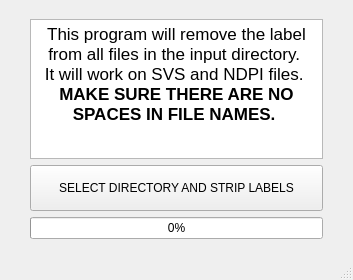
Above: scripts/MainWindow_layout.ui from c-arthurs/labelstrip before the change. Below: the same form after it.
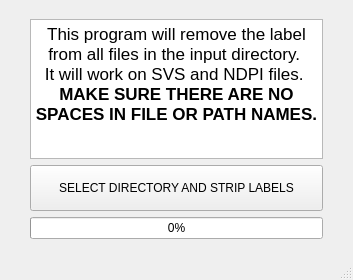
That is the form after the change.

Patch:
```diff
--- a/scripts/MainWindow_layout.ui
+++ b/scripts/MainWindow_layout.ui
@@ -114,7 +114,7 @@
 &lt;/style&gt;&lt;/head&gt;&lt;body style=&quot; font-family:'.AppleSystemUIFont'; font-size:13pt; font-weight:400; font-style:normal;&quot;&gt;
 &lt;p align=&quot;center&quot; style=&quot; margin-top:0px; margin-bottom:0px; margin-left:0px; margin-right:0px; -qt-block-indent:0; text-indent:0px;&quot;&gt;This program will remove the label from all files in the input directory. &lt;/p&gt;
 &lt;p align=&quot;center&quot; style=&quot; margin-top:0px; margin-bottom:0px; margin-left:0px; margin-right:0px; -qt-block-indent:0; text-indent:0px;&quot;&gt;It will work on SVS and NDPI files. &lt;/p&gt;
-&lt;p align=&quot;center&quot; style=&quot; margin-top:0px; margin-bottom:0px; margin-left:0px; margin-right:0px; -qt-block-indent:0; text-indent:0px;&quot;&gt;&lt;span style=&quot; font-weight:600;&quot;&gt;MAKE SURE THERE ARE NO SPACES IN FILE NAMES. &lt;/span&gt;&lt;/p&gt;&lt;/body&gt;&lt;/html&gt;</string>
+&lt;p align=&quot;center&quot; style=&quot; margin-top:0px; margin-bottom:0px; margin-left:0px; margin-right:0px; -qt-block-indent:0; text-indent:0px;&quot;&gt;&lt;span style=&quot; font-weight:600;&quot;&gt;MAKE SURE THERE ARE NO SPACES IN FILE OR PATH NAMES. &lt;/span&gt;&lt;/p&gt;&lt;/body&gt;&lt;/html&gt;</string>
       </property>
       <property name="acceptRichText">
        <bool>true</bool>
```
